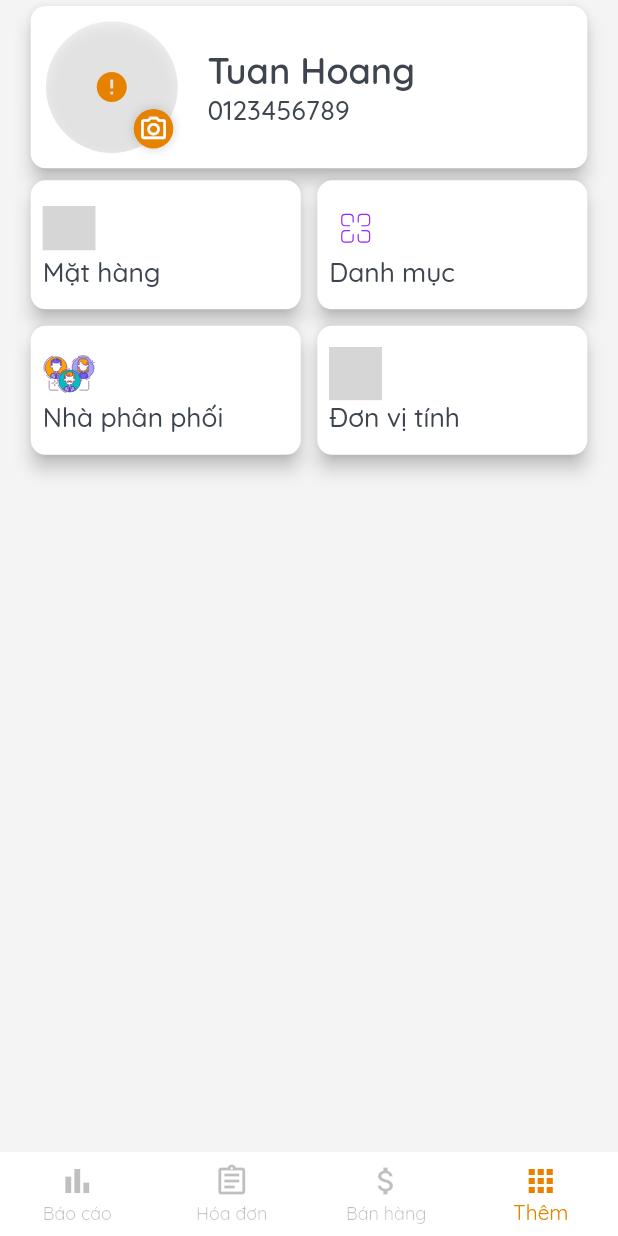
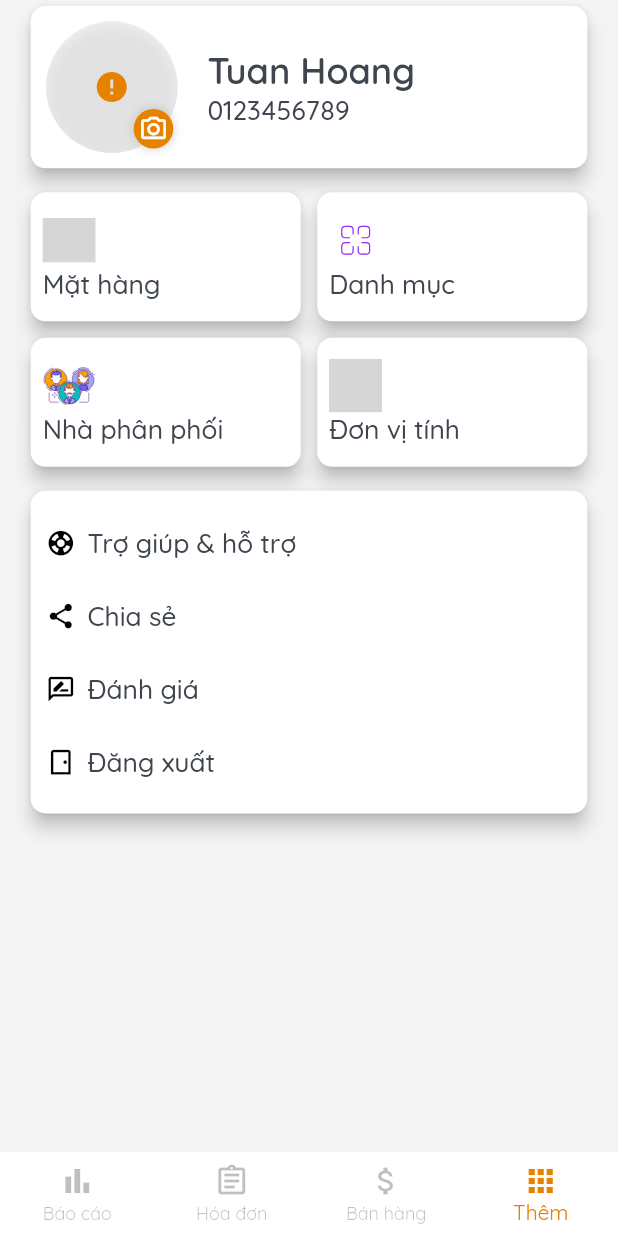
Before and after one commit to hatuan314/flutter_warehouse_app, a Flutter app: the MainScreen screen opened by its route, item 4 of the bottom bar chosen, on a phone screen of 412 x 824 dp. Run offline on Flutter 3.47's test engine with Material 2 defaults, Android fonts, the phone set to English and light mode, and no system bars; drawn by our look-alikes of cached_network_image; our stand-ins replace bloc, cloud_firestore, equatable, firebase_auth, firebase_core, firebase_database and 7 more; missing offline and left inert: custom_timer; accounts and stored records are empty; network calls fail; grey boxes are pictures that could not be loaded.

Commit message:
Update Dashboard Screen and Logout event

```diff
--- a/lib/common/constants/layout_constants.dart
+++ b/lib/common/constants/layout_constants.dart
@@ -13,6 +13,7 @@ class LayoutConstants {
   static double paddingHorizontal20 = 20.w;
 
   static double appBarIconBtnSize = 40.w;
+  static double buttonHeight = 48.h;
   static double smallIconBtnSize = 24.w;
   static double avatarSize = 80.w;
   static double iconSize = 18.w;
--- a/lib/src/presentation/journey/main/dashboard_page/dashboard_page.dart
+++ b/lib/src/presentation/journey/main/dashboard_page/dashboard_page.dart
@@ -1,5 +1,6 @@
 import 'package:flutter/material.dart';
 import 'package:flutterwarehouseapp/common/constants/layout_constants.dart';
+import 'package:flutterwarehouseapp/src/presentation/journey/main/dashboard_page/widgets/option_dashboard_widget.dart';
 import 'package:flutterwarehouseapp/src/presentation/journey/main/dashboard_page/widgets/user_widget.dart';
 import 'package:flutterwarehouseapp/src/presentation/journey/main/dashboard_page/widgets/warehouse_dashboard_widget.dart';
 import 'package:flutterwarehouseapp/src/themes/theme_color.dart';
@@ -13,7 +14,13 @@ class DashboardPage extends StatelessWidget {
         padding: EdgeInsets.symmetric(
             horizontal: LayoutConstants.paddingHorizontal15),
         child: Column(
-          children: [UserWidget(), WarehouseDashboardWidget()],
+          children: [
+            UserWidget(),
+            SizedBox(height: 8,),
+            WarehouseDashboardWidget(),
+            SizedBox(height: 8,),
+            OptionDashboardWidget()
+          ],
         ),
       ),
     );
--- /dev/null
+++ b/lib/src/presentation/journey/main/dashboard_page/widgets/option_dashboard_widget.dart
@@ -0,0 +1,70 @@
+import 'package:flutter/material.dart';
+import 'package:flutterwarehouseapp/common/configs/firebase_setup.dart';
+import 'package:flutterwarehouseapp/common/constants/layout_constants.dart';
+import 'package:flutterwarehouseapp/common/constants/route_constants.dart';
+import 'package:flutterwarehouseapp/common/locator/service_locator.dart';
+import 'package:flutterwarehouseapp/src/data/data_sources/local/app_preference.dart';
+import 'package:flutterwarehouseapp/src/themes/theme_color.dart';
+import 'package:flutterwarehouseapp/src/themes/theme_text.dart';
+import 'package:shared_preferences/shared_preferences.dart';
+
+class OptionDashboardWidget extends StatelessWidget {
+  Widget _optionItemWidget({String title, IconData icon, Function onTap}) {
+    return GestureDetector(
+      behavior: HitTestBehavior.translucent,
+      onTap: onTap,
+      child: Container(
+        height: LayoutConstants.buttonHeight,
+        child: Row(
+          mainAxisAlignment: MainAxisAlignment.start,
+          children: [
+            Icon(
+              icon,
+              size: LayoutConstants.iconSize,
+            ),
+            SizedBox(
+              width: 8,
+            ),
+            Text(
+              title,
+              style: ThemeText.body2,
+            ),
+          ],
+        ),
+      ),
+    );
+  }
+
+  @override
+  Widget build(BuildContext context) {
+    return Card(
+      color: AppColor.white,
+      shape: RoundedRectangleBorder(
+        borderRadius: BorderRadius.circular(LayoutConstants.roundedRadius),
+      ),
+      elevation: 5,
+      child: Padding(
+        padding: EdgeInsets.all(LayoutConstants.paddingVertical10),
+        child: Column(
+          mainAxisSize: MainAxisSize.min,
+          crossAxisAlignment: CrossAxisAlignment.start,
+          children: [
+            _optionItemWidget(title: 'Trợ giúp & hỗ trợ', icon: Icons.support),
+            _optionItemWidget(title: 'Chia sẻ', icon: Icons.share),
+            _optionItemWidget(
+                title: 'Đánh giá', icon: Icons.rate_review_outlined),
+            _optionItemWidget(
+                title: 'Đăng xuất',
+                icon: Icons.sensor_door_outlined,
+                onTap: () async {
+                  final prefs = await SharedPreferences.getInstance();
+                  locator<SetupFirebaseDatabase>().auth.signOut();
+                  await prefs.clear();
+                  Navigator.pushReplacementNamed(context, RouteList.login);
+                }),
+          ],
+        ),
+      ),
+    );
+  }
+}
```
